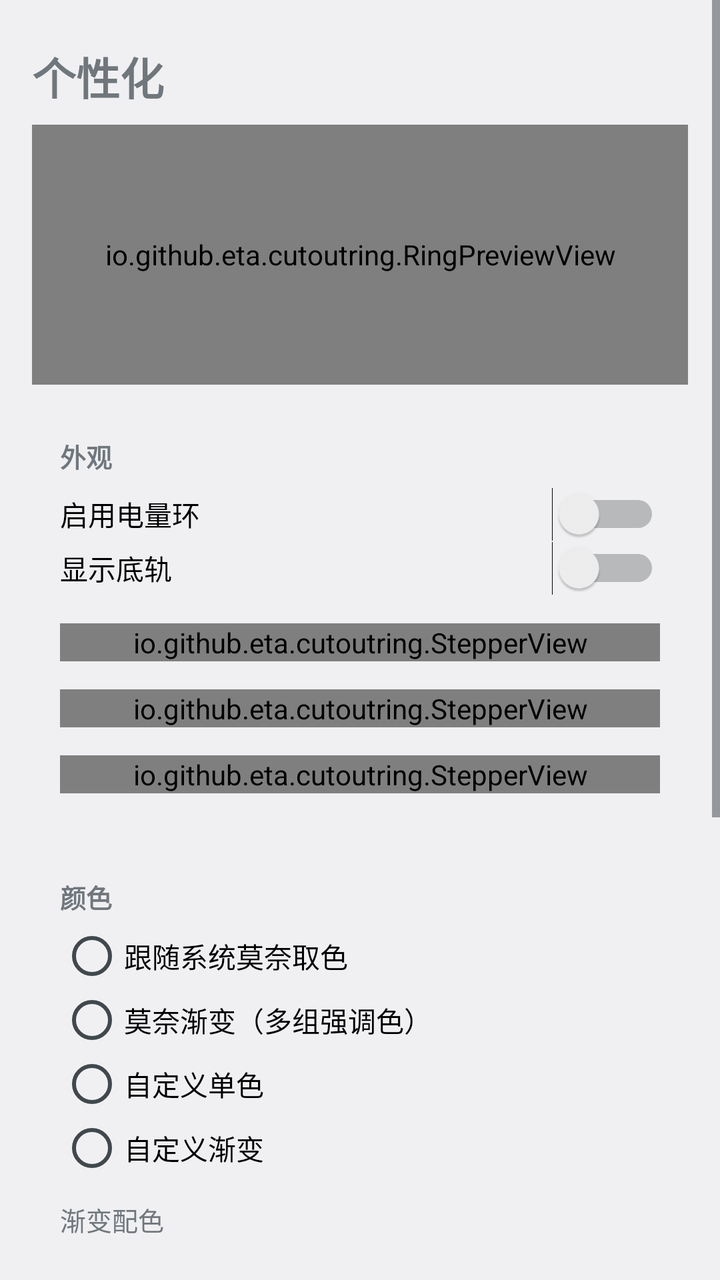
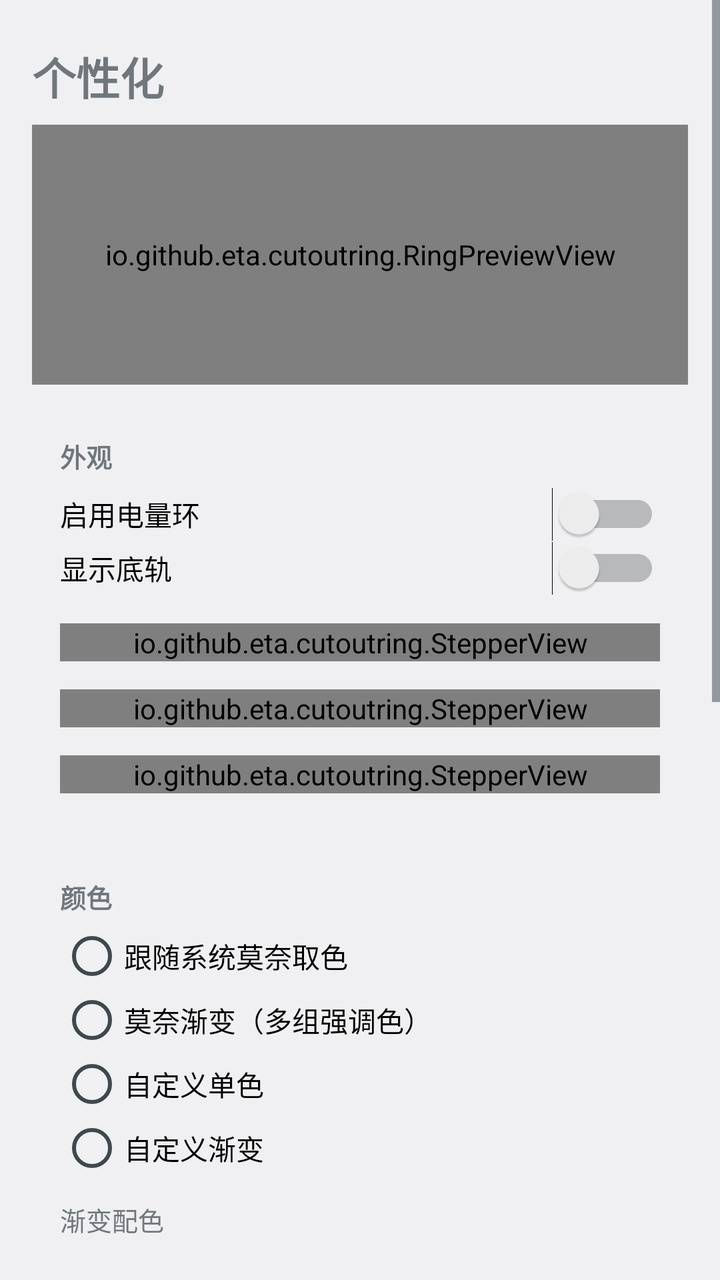

The first picture is an Android layout as it rendered before a commit; the second is the same layout after the commit. The layout source and the unified diff follow.
<!-- AndroidManifest.xml: application theme android:Theme.DeviceDefault.DayNight -->
<!-- res/layout/page_personalize.xml -->
<?xml version="1.0" encoding="utf-8"?>
<ScrollView xmlns:android="http://schemas.android.com/apk/res/android"
    android:layout_width="match_parent"
    android:layout_height="match_parent">

    <LinearLayout
        android:layout_width="match_parent"
        android:layout_height="wrap_content"
        android:orientation="vertical"
        android:padding="16dp">

        <TextView
            android:layout_width="match_parent"
            android:layout_height="wrap_content"
            android:layout_marginTop="6dp"
            android:text="@string/tab_personalize"
            android:textSize="22sp"
            android:textStyle="bold" />

        <io.github.eta.cutoutring.RingPreviewView
            android:id="@+id/preview"
            android:layout_width="match_parent"
            android:layout_height="130dp"
            android:layout_marginTop="8dp" />

        
        <LinearLayout
            android:id="@+id/card_appearance"
            android:layout_width="match_parent"
            android:layout_height="wrap_content"
            android:layout_marginTop="12dp"
            android:orientation="vertical"
            android:padding="14dp">

            <TextView
                android:layout_width="match_parent"
                android:layout_height="wrap_content"
                android:text="@string/section_appearance"
                android:textSize="13sp"
                android:textStyle="bold" />

            <Switch
                android:id="@+id/sw_enable"
                android:layout_width="match_parent"
                android:layout_height="wrap_content"
                android:layout_marginTop="6dp"
                android:text="@string/opt_enable" />

            <Switch
                android:id="@+id/sw_track"
                android:layout_width="match_parent"
                android:layout_height="wrap_content"
                android:text="@string/opt_track" />

            <io.github.eta.cutoutring.StepperView
                android:id="@+id/st_stroke"
                android:layout_width="match_parent"
                android:layout_height="wrap_content"
                android:layout_marginTop="14dp" />

            <io.github.eta.cutoutring.StepperView
                android:id="@+id/st_gap"
                android:layout_width="match_parent"
                android:layout_height="wrap_content"
                android:layout_marginTop="14dp" />

            <io.github.eta.cutoutring.StepperView
                android:id="@+id/st_start"
                android:layout_width="match_parent"
                android:layout_height="wrap_content"
                android:layout_marginTop="14dp" />
        </LinearLayout>

        
        <LinearLayout
            android:id="@+id/card_color"
            android:layout_width="match_parent"
            android:layout_height="wrap_content"
            android:layout_marginTop="14dp"
            android:layout_marginBottom="20dp"
            android:orientation="vertical"
            android:padding="14dp">

            <TextView
                android:layout_width="match_parent"
                android:layout_height="wrap_content"
                android:text="@string/section_color"
                android:textSize="13sp"
                android:textStyle="bold" />

            <RadioGroup
                android:id="@+id/rg_mode"
                android:layout_width="match_parent"
                android:layout_height="wrap_content"
                android:layout_marginTop="4dp"
                android:orientation="vertical">

                <RadioButton
                    android:id="@+id/rb_monet"
                    android:layout_width="match_parent"
                    android:layout_height="wrap_content"
                    android:text="@string/mode_monet" />

                <RadioButton
                    android:id="@+id/rb_monet_gradient"
                    android:layout_width="match_parent"
                    android:layout_height="wrap_content"
                    android:text="@string/mode_monet_gradient" />

                <RadioButton
                    android:id="@+id/rb_single"
                    android:layout_width="match_parent"
                    android:layout_height="wrap_content"
                    android:text="@string/mode_single" />

                <RadioButton
                    android:id="@+id/rb_gradient"
                    android:layout_width="match_parent"
                    android:layout_height="wrap_content"
                    android:text="@string/mode_gradient" />
            </RadioGroup>

            <LinearLayout
                android:id="@+id/row_monet_palette"
                android:layout_width="match_parent"
                android:layout_height="wrap_content"
                android:layout_marginTop="10dp"
                android:gravity="center_vertical"
                android:orientation="horizontal">

                <TextView
                    android:layout_width="0dp"
                    android:layout_height="wrap_content"
                    android:layout_weight="1"
                    android:text="@string/monet_palette"
                    android:textSize="13sp" />

                <LinearLayout
                    android:id="@+id/monet_pair_container"
                    android:layout_width="wrap_content"
                    android:layout_height="wrap_content"
                    android:gravity="center_vertical"
                    android:orientation="horizontal" />
            </LinearLayout>

            <LinearLayout
                android:id="@+id/row_single"
                android:layout_width="match_parent"
                android:layout_height="wrap_content"
                android:layout_marginTop="8dp"
                android:gravity="center_vertical"
                android:orientation="horizontal">

                <TextView
                    android:layout_width="0dp"
                    android:layout_height="wrap_content"
                    android:layout_weight="1"
                    android:text="@string/color_single"
                    android:textSize="13sp" />

                <View
                    android:id="@+id/swatch_single"
                    android:layout_width="38dp"
                    android:layout_height="38dp" />
            </LinearLayout>

            <LinearLayout
                android:id="@+id/row_gradient"
                android:layout_width="match_parent"
                android:layout_height="wrap_content"
                android:layout_marginTop="8dp"
                android:orientation="vertical">

                <LinearLayout
                    android:layout_width="match_parent"
                    android:layout_height="wrap_content"
                    android:gravity="center_vertical"
                    android:orientation="horizontal">

                    <TextView
                        android:layout_width="0dp"
                        android:layout_height="wrap_content"
                        android:layout_weight="1"
                        android:text="@string/color_start"
                        android:textSize="13sp" />

                    <View
                        android:id="@+id/swatch_start"
                        android:layout_width="38dp"
                        android:layout_height="38dp" />
                </LinearLayout>

                <LinearLayout
                    android:layout_width="match_parent"
                    android:layout_height="wrap_content"
                    android:layout_marginTop="8dp"
                    android:gravity="center_vertical"
                    android:orientation="horizontal">

                    <TextView
                        android:layout_width="0dp"
                        android:layout_height="wrap_content"
                        android:layout_weight="1"
                        android:text="@string/color_end"
                        android:textSize="13sp" />

                    <View
                        android:id="@+id/swatch_end"
                        android:layout_width="38dp"
                        android:layout_height="38dp" />
                </LinearLayout>
            </LinearLayout>

            <Switch
                android:id="@+id/sw_warn"
                android:layout_width="match_parent"
                android:layout_height="wrap_content"
                android:layout_marginTop="12dp"
                android:text="@string/warn_enable" />

            <io.github.eta.cutoutring.StepperView
                android:id="@+id/st_warn_threshold"
                android:layout_width="match_parent"
                android:layout_height="wrap_content"
                android:layout_marginTop="10dp" />

            <LinearLayout
                android:id="@+id/row_warn"
                android:layout_width="match_parent"
                android:layout_height="wrap_content"
                android:layout_marginTop="6dp"
                android:gravity="center_vertical"
                android:orientation="horizontal">

                <TextView
                    android:layout_width="0dp"
                    android:layout_height="wrap_content"
                    android:layout_weight="1"
                    android:text="@string/warn_color"
                    android:textSize="13sp" />

                <View
                    android:id="@+id/swatch_warn"
                    android:layout_width="38dp"
                    android:layout_height="38dp" />
            </LinearLayout>

            <Switch
                android:id="@+id/sw_charging"
                android:layout_width="match_parent"
                android:layout_height="wrap_content"
                android:layout_marginTop="12dp"
                android:text="@string/charging_override" />

            <LinearLayout
                android:id="@+id/row_charging"
                android:layout_width="match_parent"
                android:layout_height="wrap_content"
                android:layout_marginTop="6dp"
                android:gravity="center_vertical"
                android:orientation="horizontal">

                <TextView
                    android:layout_width="0dp"
                    android:layout_height="wrap_content"
                    android:layout_weight="1"
                    android:text="@string/charging_color"
                    android:textSize="13sp" />

                <View
                    android:id="@+id/swatch_charging"
                    android:layout_width="38dp"
                    android:layout_height="38dp" />
            </LinearLayout>
        </LinearLayout>
    </LinearLayout>
</ScrollView>
<!-- resources referenced by this layout -->
<resources>
  <string name="charging_color">充电颜色</string>
  <string name="charging_override">充电时统一着色</string>
  <string name="color_end">渐变终点色</string>
  <string name="color_single">环颜色</string>
  <string name="color_start">渐变起点色</string>
  <string name="mode_gradient">自定义渐变</string>
  <string name="mode_monet">跟随系统莫奈取色</string>
  <string name="mode_monet_gradient">莫奈渐变（多组强调色）</string>
  <string name="mode_single">自定义单色</string>
  <string name="monet_palette">渐变配色</string>
  <string name="opt_enable">启用电量环</string>
  <string name="opt_track">显示底轨</string>
  <string name="section_appearance">外观</string>
  <string name="section_color">颜色</string>
  <string name="tab_personalize">个性化</string>
  <string name="warn_color">低电量颜色</string>
  <string name="warn_enable">低电量时变色</string>
</resources>

<!-- the commit's change to res/layout/page_personalize.xml (unified diff, before → after) -->
@@ -77,7 +77,6 @@
             android:layout_width="match_parent"
             android:layout_height="wrap_content"
             android:layout_marginTop="14dp"
-            android:layout_marginBottom="20dp"
             android:orientation="vertical"
             android:padding="14dp">
 
@@ -273,5 +272,44 @@
                     android:layout_height="38dp" />
             </LinearLayout>
         </LinearLayout>
+        
+        <LinearLayout
+            android:id="@+id/card_charge_anim"
+            android:layout_width="match_parent"
+            android:layout_height="wrap_content"
+            android:layout_marginTop="14dp"
+            android:layout_marginBottom="20dp"
+            android:orientation="vertical"
+            android:padding="14dp">
+
+            <TextView
+                android:layout_width="match_parent"
+                android:layout_height="wrap_content"
+                android:text="@string/section_charge_anim"
+                android:textSize="13sp"
+                android:textStyle="bold" />
+
+            <Switch
+                android:id="@+id/sw_charge_anim"
+                android:layout_width="match_parent"
+                android:layout_height="wrap_content"
+                android:layout_marginTop="6dp"
+                android:text="@string/opt_charge_anim" />
+
+            <TextView
+                android:layout_width="match_parent"
+                android:layout_height="wrap_content"
+                android:layout_marginTop="4dp"
+                android:lineSpacingExtra="3dp"
+                android:text="@string/charge_anim_hint"
+                android:textColor="?android:attr/textColorSecondary"
+                android:textSize="12sp" />
+
+            <io.github.eta.cutoutring.StepperView
+                android:id="@+id/st_charge_anim_speed"
+                android:layout_width="match_parent"
+                android:layout_height="wrap_content"
+                android:layout_marginTop="10dp" />
+        </LinearLayout>
     </LinearLayout>
 </ScrollView>
<!-- resource entries referenced after the edit -->
@@ -1,5 +1,6 @@
 <!-- resources referenced by this layout -->
 <resources>
+  <string name="charge_anim_hint">插电时环会变绿并旋转两圈（先快后慢），转完保持绿色表示正在充电。</string>
   <string name="charging_color">充电颜色</string>
   <string name="charging_override">充电时统一着色</string>
   <string name="color_end">渐变终点色</string>
@@ -10,9 +11,11 @@
   <string name="mode_monet_gradient">莫奈渐变（多组强调色）</string>
   <string name="mode_single">自定义单色</string>
   <string name="monet_palette">渐变配色</string>
+  <string name="opt_charge_anim">插入充电器时播放旋转动画</string>
   <string name="opt_enable">启用电量环</string>
   <string name="opt_track">显示底轨</string>
   <string name="section_appearance">外观</string>
+  <string name="section_charge_anim">充电动画</string>
   <string name="section_color">颜色</string>
   <string name="tab_personalize">个性化</string>
   <string name="warn_color">低电量颜色</string>
